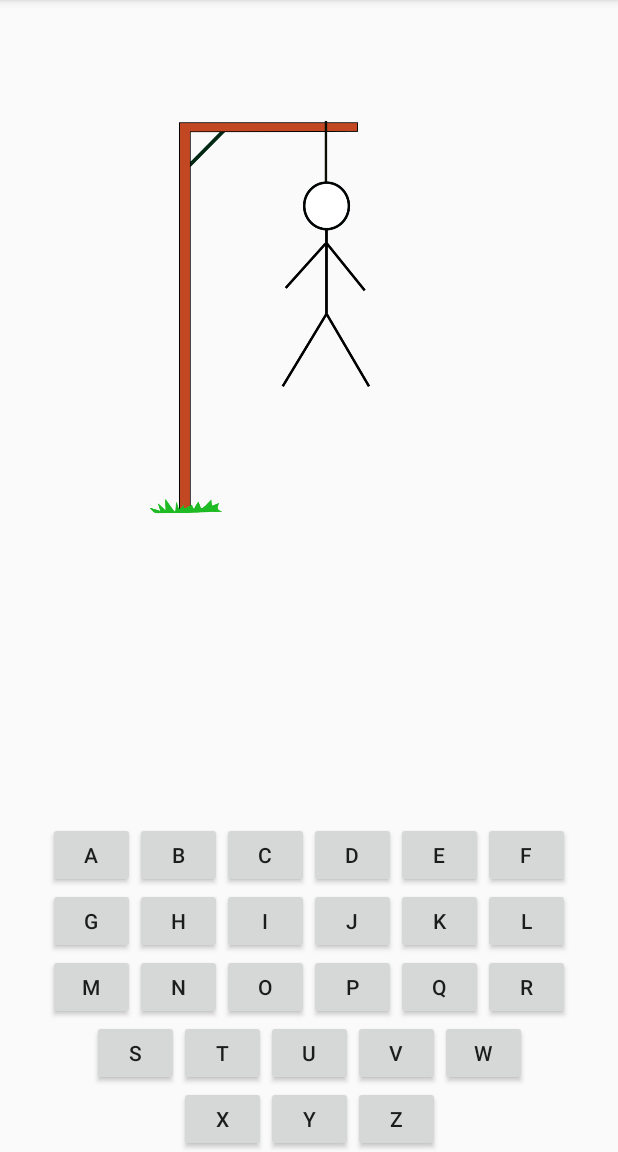
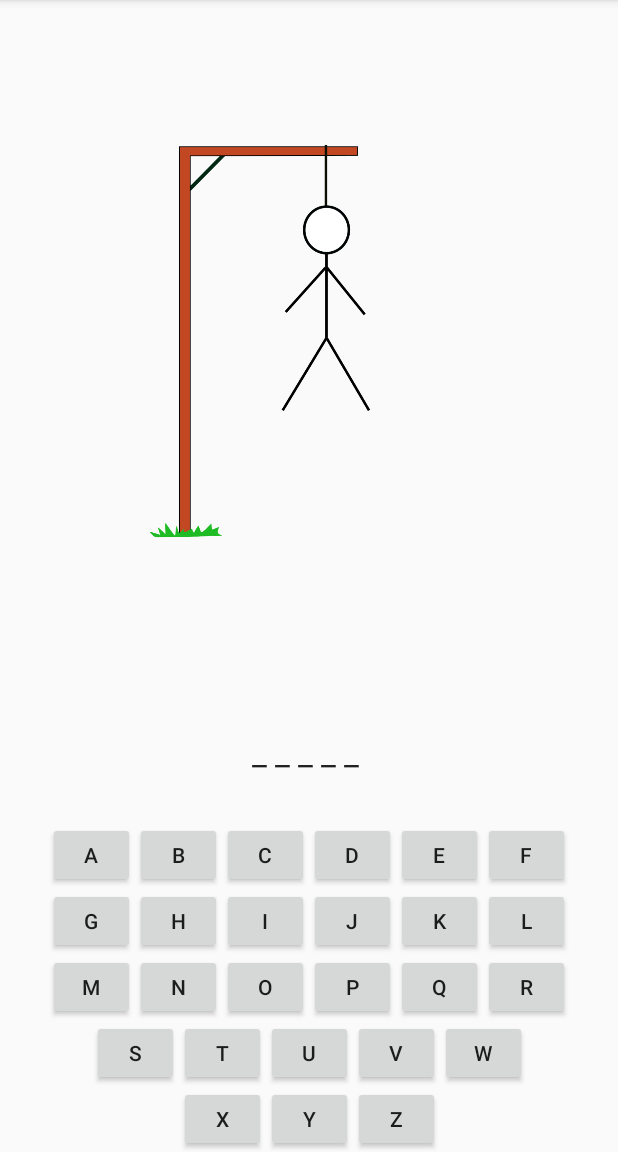
Before and after one commit to Robson75/hangman, an Android app: the screen it shows after launch (MainActivity), on a phone screen of 412 x 824 dp, the part 84-1236 px from its top. Run offline under Robolectric (Android 15) with nearby library versions, the phone set to English and light mode, and no system bars.

Commit message:
Start implementing button functionality

```diff
--- a/androidstudio/app/src/main/java/com/samdide/android/hangman/Hangman.kt
+++ b/androidstudio/app/src/main/java/com/samdide/android/hangman/Hangman.kt
@@ -4,12 +4,42 @@ import android.util.Log
 
 private const val TAG = "Hangman"
 
-class Hangman(var word: String = "test") {
+class Hangman(var word: String = "TEST") {
+    private val replaceCharacter = '_'
+    private var display_word: String
+    private var found_characters = mutableSetOf<Char>()
+    init{
+        display_word = init_display(word)
+    }
 
     public fun guess(guess_char: Char): String {
-        val replaceCharacter: Char = '_'
-        word = word.replace(guess_char, replaceCharacter, true)
-        Log.d(TAG, "word after guess: " + word)
-        return word
+        display_word = ""
+        // If guessed character in word add it to the set of found characters
+        if(guess_char in word){
+            found_characters.add(guess_char)
+        }
+        for(char in word){
+            if (char in found_characters){
+                display_word += char + " "
+            }else{
+                display_word += replaceCharacter + " "
+            }
+
+        }
+        Log.d(TAG, "word after guess: " + display_word)
+        return display_word
     }
+
+    private fun init_display(word: String):String{
+        display_word = ""
+        for (char in word){
+            display_word += "_ "
+        }
+        return display_word
+    }
+
+    public fun get_display_word():String{
+        return display_word
+    }
+
 }
--- a/androidstudio/app/src/main/java/com/samdide/android/hangman/MainActivity.kt
+++ b/androidstudio/app/src/main/java/com/samdide/android/hangman/MainActivity.kt
@@ -1,13 +1,15 @@
 package com.samdide.android.hangman
 
 import android.graphics.drawable.AnimationDrawable
-import androidx.appcompat.app.AppCompatActivity
 import android.os.Bundle
 import android.util.DisplayMetrics
+import android.view.View
+import android.widget.Button
 import android.widget.ImageView
+import android.widget.TextView
+import androidx.appcompat.app.AppCompatActivity
 import kotlin.math.roundToInt
 
-import android.util.Log
 
 private const val TAG = "MainActivity"
 
@@ -16,6 +18,10 @@ private const val IMAGE_ASPECT_RATIO = 2.1 / 1.5
 
 class MainActivity : AppCompatActivity() {
     lateinit var escapeAnimation: AnimationDrawable
+
+    // test with word "hello"
+    var word = "HELLO"
+    var hangman = Hangman(word)
 
 
     override fun onCreate(savedInstanceState: Bundle?) {
@@ -33,9 +39,23 @@ class MainActivity : AppCompatActivity() {
         escapeImage.setOnClickListener{
             escapeAnimation.start() }
 
-        var word = "hello"
-        var hangman = Hangman(word)
-        hangman.guess('l')
-        hangman.guess('h')
+        val word_TV = findViewById<TextView>(R.id.word)
+        word_TV.text = hangman.get_display_word()
+        //hangman.guess('l')
+        //hangman.guess('h')
     }
+
+    fun character_click(view: View) {
+        val b: Button = view as Button
+        val guess_char: Char = b.text.toString()[0]
+
+        var displayWord:String = hangman.guess(guess_char)
+        setDisplayText(displayWord)
+    }
+
+    fun setDisplayText(word: String){
+        val word_TV = findViewById<TextView>(R.id.word)
+        word_TV.text = word
+    }
+
 }
--- a/androidstudio/app/src/main/res/layout/activity_main.xml
+++ b/androidstudio/app/src/main/res/layout/activity_main.xml
@@ -32,6 +32,7 @@
         android:id="@+id/button13"
         android:layout_width="58dp"
         android:layout_height="44dp"
+        android:onClick="character_click"
         android:text="L"
         app:layout_constraintBottom_toBottomOf="@+id/button12"
         app:layout_constraintEnd_toEndOf="parent"
@@ -54,9 +55,13 @@
         android:id="@+id/hangManView"
         android:layout_width="wrap_content"
         android:layout_height="wrap_content"
+        android:layout_marginTop="16dp"
+        android:layout_marginBottom="32dp"
+        app:layout_constraintBottom_toTopOf="@+id/word"
         app:layout_constraintEnd_toEndOf="parent"
         app:layout_constraintStart_toStartOf="parent"
-        app:layout_constraintTop_toTopOf="parent" />
+        app:layout_constraintTop_toTopOf="parent"
+        app:layout_constraintVertical_bias="0.0" />
 
     <Button
         android:id="@+id/button7"
@@ -292,7 +297,18 @@
         app:layout_constraintEnd_toEndOf="parent"
         app:layout_constraintHorizontal_bias="0.5"
         app:layout_constraintStart_toEndOf="@+id/button58"
-        app:layout_constraintTop_toTopOf="@+id/button58" /><![CDATA[
+        app:layout_constraintTop_toTopOf="@+id/button58" />
+
+    <TextView
+        android:id="@+id/word"
+        android:layout_width="wrap_content"
+        android:layout_height="wrap_content"
+        android:layout_marginBottom="32dp"
+        android:text="WORD"
+        android:textAppearance="@style/TextAppearance.AppCompat.Large"
+        app:layout_constraintBottom_toTopOf="@+id/button6"
+        app:layout_constraintEnd_toEndOf="parent"
+        app:layout_constraintStart_toStartOf="parent" /><![CDATA[
 
 
 
```
